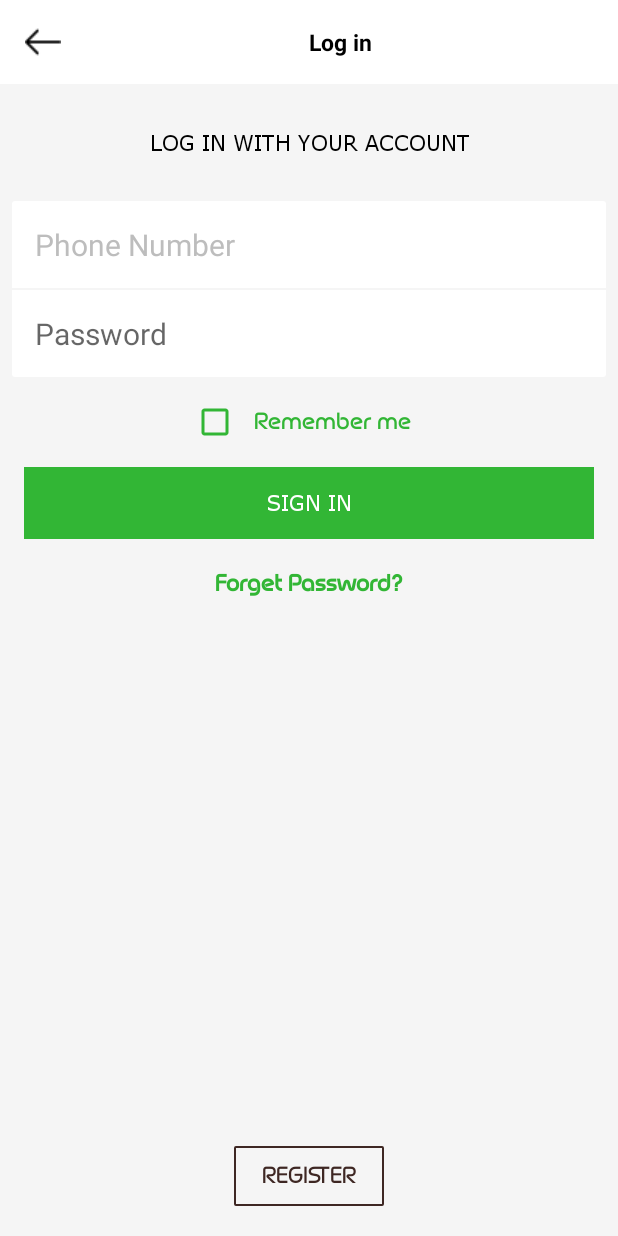
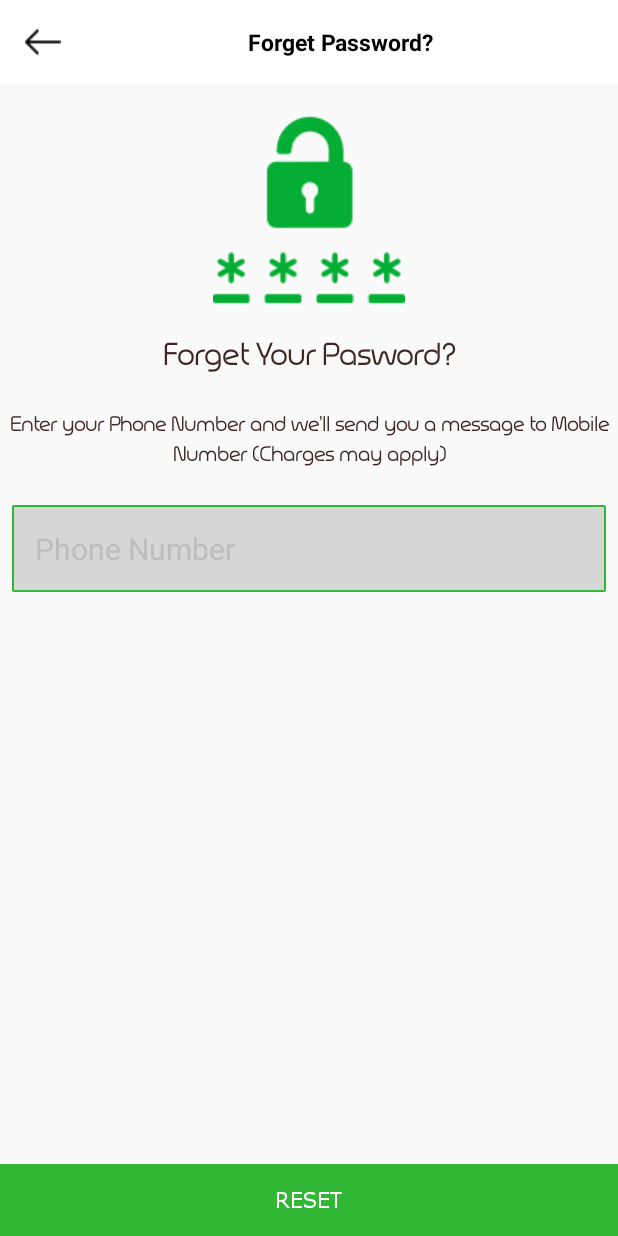
Before and after one commit to Maddy7792/FoodPark, an Android app: the SignInActivity screen opened directly, with no data from a screen before it, after a tap on "Forget Password?", on a phone screen of 412 x 824 dp. Run offline under Robolectric (Android 15) with nearby library versions, the phone set to English and light mode, and no system bars; our stand-ins replace Firebase (no records; nobody signed in at launch, a user with empty details on screens opened directly); libraries missing offline, so code that uses them is left out: io.paperdb; 1 statement that could not run was skipped.

Commit message:
working in forgetpasswordactivity

```diff
--- a/app/src/main/AndroidManifest.xml
+++ b/app/src/main/AndroidManifest.xml
@@ -5,10 +5,9 @@
 
     <uses-permission android:name="android.permission.INTERNET" />
     <uses-permission android:name="android.permission.READ_EXTERNAL_STORAGE" />
-    <uses-permission android:name="android.permission.WRITE_EXTERNAL_STORAGE"/>
+    <uses-permission android:name="android.permission.WRITE_EXTERNAL_STORAGE" />
 
     <application
-
         android:name=".App.SaveData"
         android:allowBackup="true"
         android:hardwareAccelerated="false"
@@ -50,6 +49,8 @@
         <meta-data
             android:name="com.google.android.geo.API_KEY"
             android:value="AIzaSyB0pv-sn3D8pFN2lym-tYuK9hzNQDNUoCY" />
+
+        <activity android:name=".auth.FPForgetPasswordActivity"></activity>
     </application>
 
 </manifest>
--- /dev/null
+++ b/app/src/main/java/com/foodpark/auth/FPForgetPasswordActivity.java
@@ -0,0 +1,43 @@
+package com.foodpark.auth;
+
+import android.support.v7.app.AppCompatActivity;
+import android.os.Bundle;
+import android.support.v7.widget.Toolbar;
+import android.view.View;
+import android.widget.EditText;
+import android.widget.ImageView;
+import android.widget.TextView;
+
+import com.foodpark.R;
+
+public class FPForgetPasswordActivity extends AppCompatActivity implements View.OnClickListener {
+
+    private Toolbar toolbar;
+    private ImageView fpIVBack;
+    private TextView toolbarName;
+    private EditText etForget;
+
+    @Override
+    protected void onCreate(Bundle savedInstanceState) {
+        super.onCreate(savedInstanceState);
+        setContentView(R.layout.activity_fpforget_password);
+        toolbar = findViewById(R.id.fp_forget_toolbar);
+        fpIVBack = toolbar.findViewById(R.id.fp_forget_toolbar_back);
+        toolbarName = toolbar.findViewById(R.id.fp_forget_toolbar_name);
+        setSupportActionBar(toolbar);
+        if (getSupportActionBar() != null) {
+            getSupportActionBar().setDisplayHomeAsUpEnabled(false);
+        }
+        toolbarName.setText(getString(R.string.forget_password));
+        fpIVBack.setOnClickListener(this);
+    }
+
+    @Override
+    public void onClick(View v) {
+        int Id = v.getId();
+
+        if (Id == R.id.fp_forget_toolbar_back) {
+            finish();
+        }
+    }
+}
--- a/app/src/main/java/com/foodpark/auth/SignInActivity.java
+++ b/app/src/main/java/com/foodpark/auth/SignInActivity.java
@@ -133,10 +133,12 @@ public class SignInActivity extends AppCompatActivity implements View.OnClickLis
             @Override
             public void onDataChange(DataSnapshot dataSnapshot) {
                 SaveData.getInstance().setPhoneNumber(etPhoneNumber.getText().toString());
-                if (dataSnapshot.child(etPhoneNumber.getText().toString()).exists() && !etPhoneNumber.getText().toString().isEmpty()) {
+                if (dataSnapshot.child(etPhoneNumber.getText().toString()).exists() &&
+                        !etPhoneNumber.getText().toString().isEmpty()) {
                     mDialog.dismiss();
                     User user = dataSnapshot.child(etPhoneNumber.getText().toString()).getValue(User.class);
-                    if (user.getPassword().equals(etPassword.getText().toString()) && !etPassword.getText().toString().isEmpty()) {
+                    if (user.getPassword().equals(etPassword.getText().toString()) &&
+                            !etPassword.getText().toString().isEmpty()) {
                         //Remember Me for saving phoneNumber and passwords
                         if (rememberMe.isChecked()){
                             Paper.book().write(AppConstants.KEY_PAPER_USER,etPhoneNumber.getText().toString());
@@ -154,11 +156,13 @@ public class SignInActivity extends AppCompatActivity implements View.OnClickLis
                         table_user.removeEventListener(this);
                         finish();
                     } else {
-                        Toast.makeText(SignInActivity.this, "Sign In failed", Toast.LENGTH_SHORT).show();
+                        Toast.makeText(SignInActivity.this,
+                                "Sign In failed", Toast.LENGTH_SHORT).show();
                     }
                 } else {
                     mDialog.dismiss();
-                    Toast.makeText(SignInActivity.this, "User not exist in Database", Toast.LENGTH_SHORT).show();
+                    Toast.makeText(SignInActivity.this,
+                            "User not exist in Database", Toast.LENGTH_SHORT).show();
                 }
             }
 
@@ -174,7 +178,7 @@ public class SignInActivity extends AppCompatActivity implements View.OnClickLis
         int Id = v.getId();
 
         if (Id == R.id.fp_forget_password) {
-            Toast.makeText(this, "Forget Password", Toast.LENGTH_SHORT).show();
+            Utils.setNormalIntent(this,FPForgetPasswordActivity.class);
         }
 
         if (Id == R.id.fp_tv_register) {
--- a/app/src/main/java/com/foodpark/auth/SignUpActivity.java
+++ b/app/src/main/java/com/foodpark/auth/SignUpActivity.java
@@ -89,7 +89,8 @@ public class SignUpActivity extends AppCompatActivity implements View.OnClickLis
             public void onDataChange(DataSnapshot dataSnapshot) {
                 if (dataSnapshot.child(etPhoneNumber.getText().toString()).exists()) {
                     mDailog.dismiss();
-                    Toast.makeText(SignUpActivity.this, "Phone Number already registered", Toast.LENGTH_SHORT).show();
+                    Toast.makeText(SignUpActivity.this,
+                            "Phone Number already registered", Toast.LENGTH_SHORT).show();
                 } else {
                     mDailog.dismiss();
                     User user = new User(etName.getText().toString(),
@@ -97,7 +98,8 @@ public class SignUpActivity extends AppCompatActivity implements View.OnClickLis
                             etSurName.getText().toString(),
                             etEmail.getText().toString(),etPhoneNumber.getText().toString());
                     table_user.child(etPhoneNumber.getText().toString()).setValue(user);
-                    Toast.makeText(SignUpActivity.this, "SignUp Successfully", Toast.LENGTH_SHORT).show();
+                    Toast.makeText(SignUpActivity.this, "SignUp Successfully",
+                            Toast.LENGTH_SHORT).show();
                     finish();
                 }
 
--- /dev/null
+++ b/app/src/main/res/drawable/forget_rectangular_background_line.xml
@@ -0,0 +1,18 @@
+<?xml version="1.0" encoding="utf-8"?>
+<shape xmlns:android="http://schemas.android.com/apk/res/android"
+    android:shape="rectangle">
+
+    <corners
+        android:radius="0.5dp"/>
+
+    <stroke
+        android:color="@color/colorGreen"
+        android:width="1dp"/>
+
+    <size
+        android:width="100dp"
+        android:height="40dp"
+        />
+    <solid android:color="@color/colorText"/>
+
+</shape>
--- /dev/null
+++ b/app/src/main/res/layout/activity_fpforget_password.xml
@@ -0,0 +1,113 @@
+<?xml version="1.0" encoding="utf-8"?>
+<RelativeLayout xmlns:android="http://schemas.android.com/apk/res/android"
+    xmlns:app="http://schemas.android.com/apk/res-auto"
+    xmlns:tools="http://schemas.android.com/tools"
+    android:layout_width="match_parent"
+    android:layout_height="match_parent"
+    tools:context=".auth.FPForgetPasswordActivity">
+
+    <android.support.design.widget.AppBarLayout
+        android:id="@+id/fp_forget_app_bar"
+        android:layout_width="match_parent"
+        android:layout_height="wrap_content">
+
+        <android.support.v7.widget.Toolbar
+            android:id="@+id/fp_forget_toolbar"
+            android:layout_width="match_parent"
+            android:layout_height="?attr/actionBarSize"
+            android:layout_alignParentLeft="true"
+            android:layout_alignParentTop="true"
+            android:background="@android:color/white"
+            android:theme="@style/SearchViewStyle">
+
+            <ImageView
+                android:id="@+id/fp_forget_toolbar_back"
+                android:layout_width="25dp"
+                android:layout_height="wrap_content"
+                android:layout_centerVertical="true"
+                android:layout_marginLeft="10dp"
+                android:src="@drawable/back_arrow" />
+
+            <TextView
+                android:id="@+id/fp_forget_toolbar_name"
+                android:layout_width="match_parent"
+                android:layout_height="wrap_content"
+                android:layout_centerInParent="true"
+                android:gravity="center"
+                android:textColor="@android:color/black"
+                android:textSize="15sp"
+                android:textStyle="bold" />
+        </android.support.v7.widget.Toolbar>
+
+    </android.support.design.widget.AppBarLayout>
+
+    <ImageView
+        android:id="@+id/lock"
+        android:layout_width="wrap_content"
+        android:layout_height="wrap_content"
+        android:layout_below="@+id/fp_forget_app_bar"
+        android:layout_centerHorizontal="true"
+        android:layout_centerVertical="true"
+        android:layout_marginTop="20dp"
+        android:src="@drawable/password" />
+
+    <TextView
+        android:id="@+id/fp_tv_forget"
+        android:layout_width="match_parent"
+        android:layout_height="wrap_content"
+        android:layout_below="@+id/lock"
+        android:fontFamily="@font/magettas_light"
+        android:gravity="center"
+        android:padding="20dp"
+        android:text="@string/forget_your_pasword"
+        android:textColor="@color/colorCoffee"
+        android:textSize="20sp"
+        android:textStyle="bold" />
+
+    <TextView
+        android:id="@+id/fp_tv_forget_message"
+        android:layout_width="match_parent"
+        android:layout_height="wrap_content"
+        android:layout_below="@+id/fp_tv_forget"
+        android:layout_margin="5dp"
+        android:fontFamily="@font/magettas_light"
+        android:gravity="center"
+        android:lineSpacingExtra="5dp"
+        android:maxLines="2"
+        android:text="@string/message_forget"
+        android:textAlignment="center"
+        android:textColor="@color/colorCoffee"
+        android:textSize="13sp"
+        android:textStyle="bold" />
+
+    <Button
+        android:id="@+id/btn_forget"
+        android:layout_width="match_parent"
+        android:layout_height="wrap_content"
+        android:layout_alignParentBottom="true"
+        android:layout_marginTop="10dp"
+        android:background="@color/colorGreen"
+        android:fontFamily="@font/verdana"
+        android:shadowColor="@android:color/black"
+        android:text="@string/reset"
+        android:textAllCaps="true"
+        android:textColor="@android:color/white" />
+
+
+    <EditText
+        android:id="@+id/et_forget_phone"
+        android:layout_width="match_parent"
+        android:layout_height="wrap_content"
+        android:layout_below="@+id/fp_tv_forget_message"
+        android:layout_marginLeft="8dp"
+        android:layout_marginRight="8dp"
+        android:layout_marginTop="20dp"
+        android:background="@drawable/forget_rectangular_background_line"
+        android:hint="@string/phone_number"
+        android:inputType="phone"
+        android:padding="15dp"
+        android:textColor="@android:color/black"
+        android:textSize="20sp"
+        android:theme="@style/TextLabel" />
+
+</RelativeLayout>
--- a/app/src/main/res/values/strings.xml
+++ b/app/src/main/res/values/strings.xml
@@ -60,6 +60,9 @@
     <string name="profile_surname">Surname</string>
     <string name="update">Update</string>
     <string name="remember_me">Remember me</string>
+    <string name="forget_your_pasword">Forget Your Pasword?</string>
+    <string name="message_forget">Enter your Phone Number and we\'ll send you a message to Mobile Number (Charges may apply)</string>
+    <string name="reset">Reset</string>
 
     <string-array name="countryCodes">
         <item>93,AF</item>
```
Also changed, not shown: app/build.gradle (line endings or trailing spaces), app/src/main/res/drawable/lock.png (added), app/src/main/res/drawable/password.png (added).
